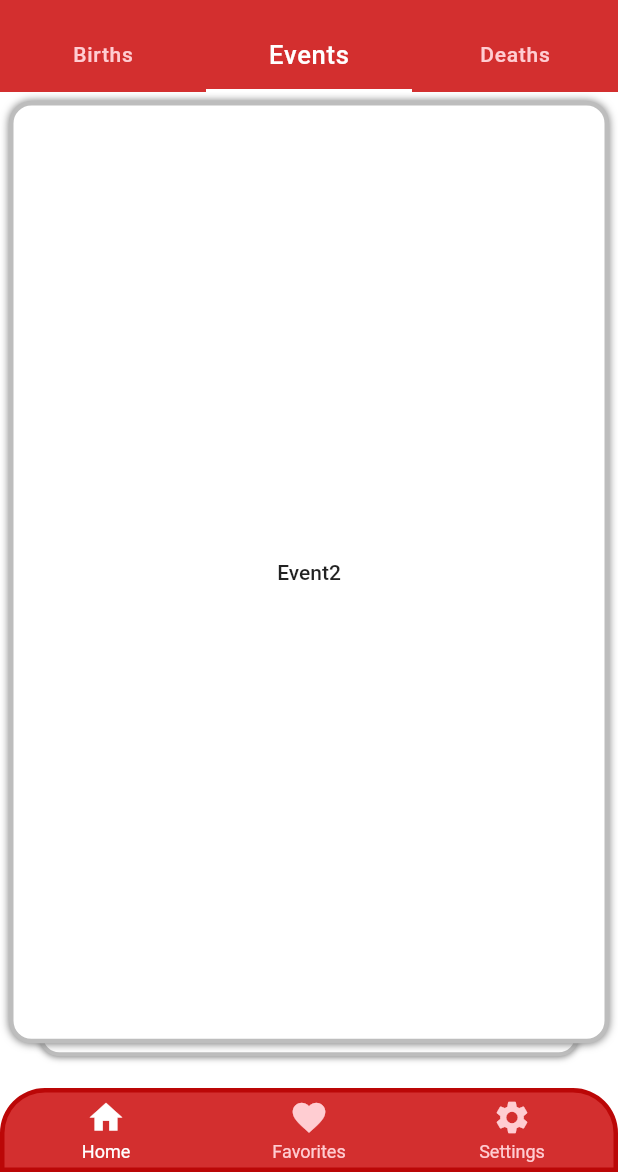
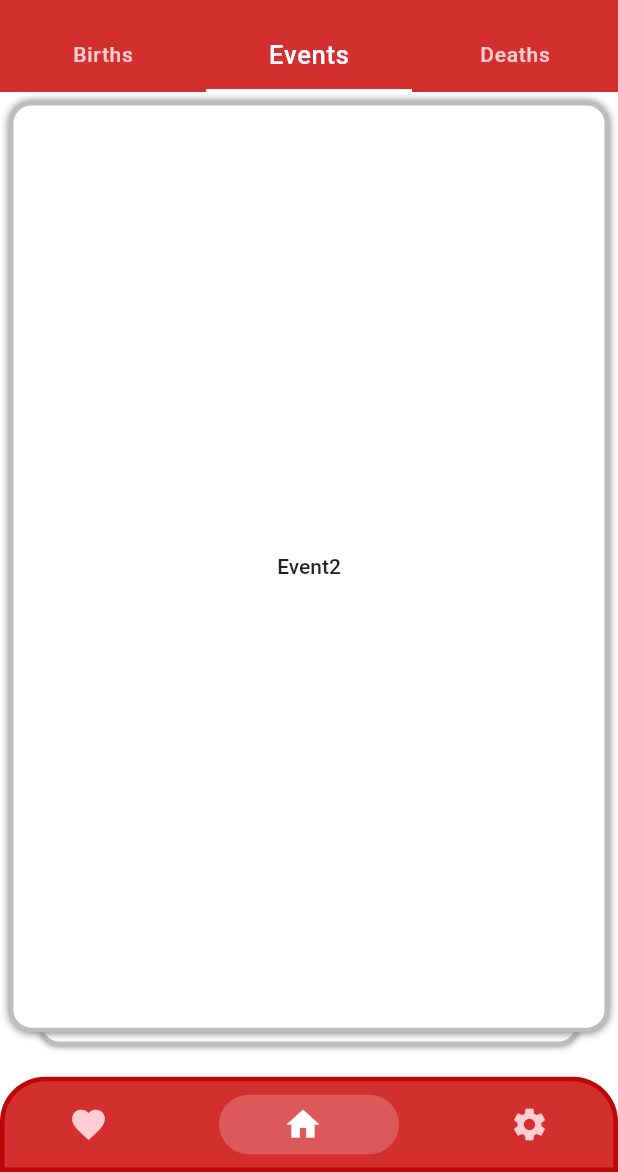
Before and after one commit to bassel27/on-this-day, a Flutter app: the screen it shows after launch, on a phone screen of 412 x 824 dp, the part 64-1236 px from its top. Run offline on Flutter 3.47's test engine with Material 2 defaults, Android fonts, the phone set to English and light mode, and no system bars; drawn by our look-alikes of appinio_swiper, persistent_bottom_nav_bar; missing offline and left inert: flutter_date_pickers; Roboto replaces fonts that are missing (Mulish-Italic-VariableFont_wght).

Commit message:
edited bottom_nav_bar properties

```diff
--- a/lib/components/constants.dart
+++ b/lib/components/constants.dart
@@ -9,10 +9,10 @@ const Color kPinkColor = Color(0xFFFFCDD2);
 const Color kRedColor = Color(0xFFF44336);
 const Color kAppBarColor = kDarkRedColor;
 const Color kTabBarColor = kDarkRedColor;
-const Color kTabBarIndicatorColor = kSelectedLabelColor;
+const Color kTabBarIndicatorColor = kActiveLabelColor;
 const Color kNavBarColor = kDarkRedColor;
-const Color kUnselectedLabelColor = kPinkColor;
-const Color kSelectedLabelColor = Colors.white;
+const Color kInactiveLabelColor = kPinkColor;
+const Color kActiveLabelColor = Colors.white;
 NavBarDecoration kNavBarDecoration = NavBarDecoration(
   border: Border.all(color: const Color.fromARGB(255, 187, 7, 7), width: 3),
   borderRadius: const BorderRadius.only(
@@ -81,7 +81,6 @@ DatePickerRangeStyles kDatePickerRangeStyles = DatePickerRangeStyles(
 const DatePickerLayoutSettings kDatePickerLayoutSettings =
 //TODO: dynamically set calendar for landscape mode
     DatePickerLayoutSettings(
-
   maxDayPickerRowCount: 5, //controls calendar height
   monthPickerPortraitWidth: 280,
   dayPickerRowHeight: 33,
--- a/lib/components/custom_theme.dart
+++ b/lib/components/custom_theme.dart
@@ -22,8 +22,8 @@ class CustomTheme {
         backgroundColor: kAppBarColor,
       ),
       tabBarTheme: const TabBarTheme(
-        unselectedLabelColor: kUnselectedLabelColor,
-        labelColor: kSelectedLabelColor,
+        unselectedLabelColor: kInactiveLabelColor,
+        labelColor: kActiveLabelColor,
         labelStyle: TextStyle(
             fontWeight: FontWeight.w500, fontSize: 17, letterSpacing: 0.5),
       ),
--- a/lib/screens/bottom_navigation_bar_persistent_screen/my_bottom_navigation_bar.dart
+++ b/lib/screens/bottom_navigation_bar_persistent_screen/my_bottom_navigation_bar.dart
@@ -7,7 +7,7 @@ import 'components/my_app_bar.dart';
 
 class MyBottomNavigationBar extends StatelessWidget {
   final PersistentTabController _controller =
-      PersistentTabController(initialIndex: 0);
+      PersistentTabController(initialIndex: 1);
 
   List<Widget> _buildScreens() {
     return [InfoDisplayScreen(), InfoDisplayScreen(), SettingsScreen()];
@@ -16,22 +16,26 @@ class MyBottomNavigationBar extends StatelessWidget {
   List<PersistentBottomNavBarItem> _navBarsItems() {
     return [
       PersistentBottomNavBarItem(
-        icon: const Icon(Icons.home),
-        title: ("Home"),
-        activeColorPrimary: kSelectedLabelColor,
-        inactiveColorPrimary: kUnselectedLabelColor,
+        icon: const Icon(Icons.favorite),
+        activeColorPrimary: kActiveLabelColor,
+        inactiveColorPrimary: kInactiveLabelColor,
       ),
       PersistentBottomNavBarItem(
-        icon: const Icon(Icons.favorite),
-        title: ("Favorites"),
-        activeColorPrimary: kSelectedLabelColor,
-        inactiveColorPrimary: kUnselectedLabelColor,
-      ),
+          icon: const Icon(
+            Icons.home,
+            color: kActiveLabelColor,
+          ),
+          inactiveIcon: const Icon(
+            Icons.home,
+            color: kInactiveLabelColor,
+          ),
+          activeColorPrimary: kActiveLabelColor,
+          inactiveColorPrimary: kInactiveLabelColor,
+          activeColorSecondary: Colors.amber),
       PersistentBottomNavBarItem(
         icon: const Icon(Icons.settings),
-        title: ("Settings"),
-        activeColorPrimary: kSelectedLabelColor,
-        inactiveColorPrimary: kUnselectedLabelColor,
+        activeColorPrimary: kActiveLabelColor,
+        inactiveColorPrimary: kInactiveLabelColor,
       ),
     ];
   }
@@ -42,6 +46,7 @@ class MyBottomNavigationBar extends StatelessWidget {
       appBar: MyAppBar(),
       body: PersistentTabView(
         context,
+        navBarHeight: MediaQuery.of(context).size.height * 0.077,
         controller: _controller,
         screens: _buildScreens(),
         items: _navBarsItems(),
@@ -63,7 +68,7 @@ class MyBottomNavigationBar extends StatelessWidget {
           duration: Duration(milliseconds: 200),
         ),
         navBarStyle:
-            NavBarStyle.style6, // Choose the nav bar style with this property.
+            NavBarStyle.style1, // Choose the nav bar style with this property.
       ),
     );
   }
```
